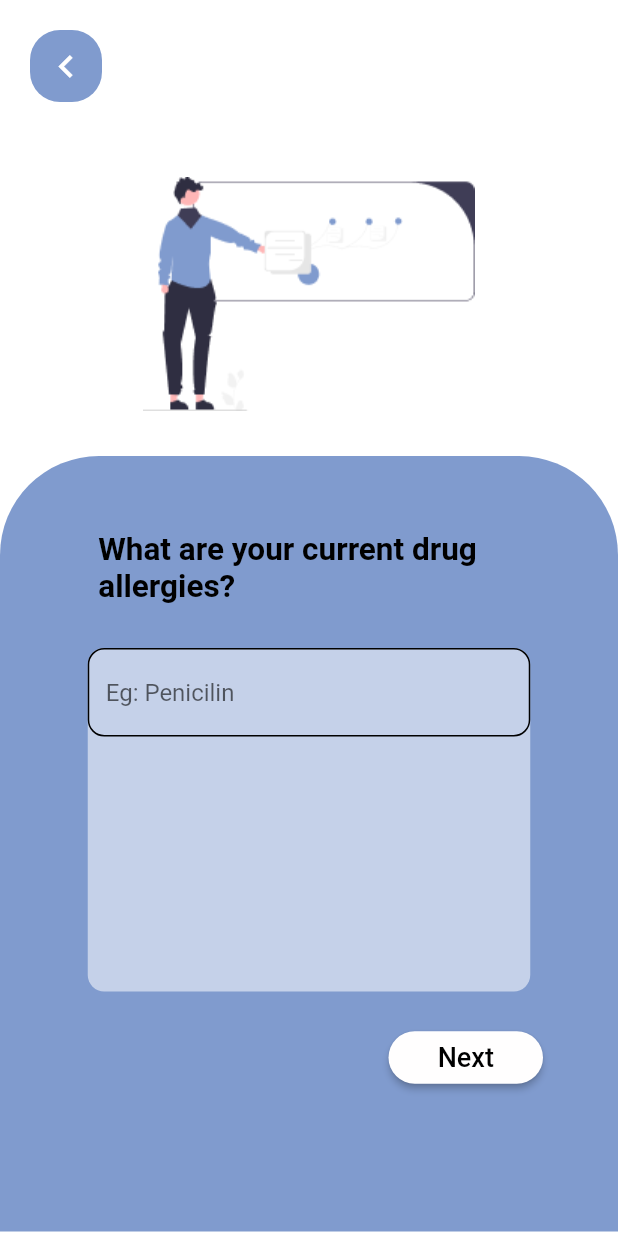
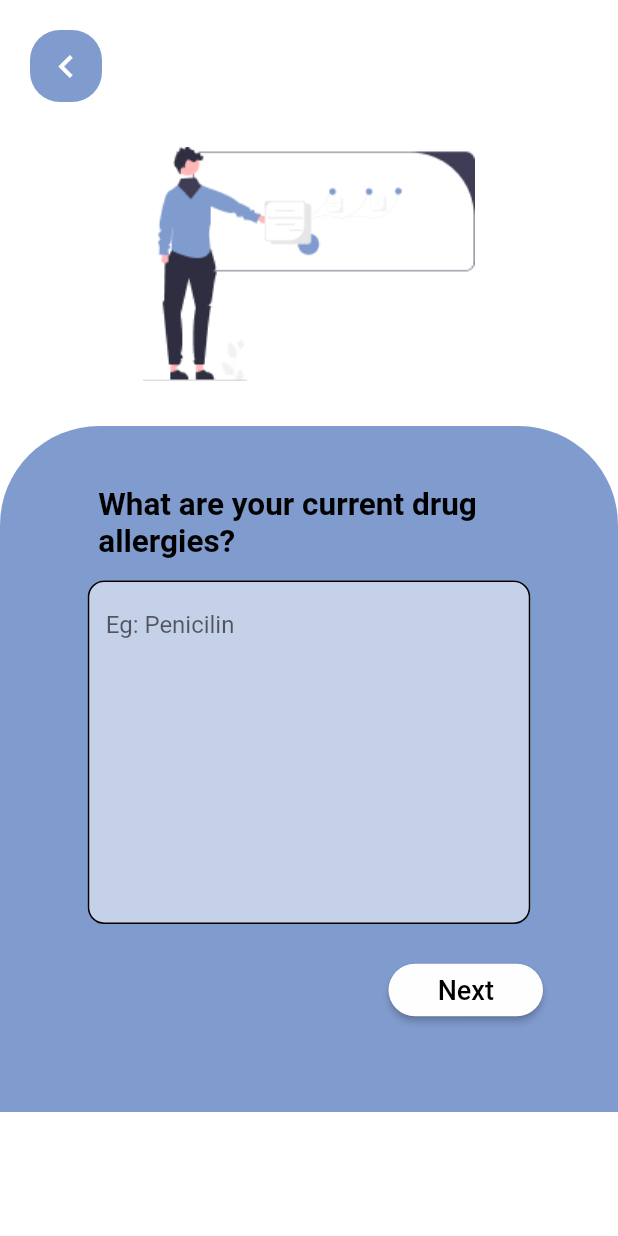
Before and after one commit to marcuswkl/medimate, a Flutter app: the ProfileSetup1Widget screen opened directly, after a tap on "Next", on a phone screen of 412 x 824 dp. Run offline on Flutter 3.47's test engine with Material 2 defaults, Android fonts, the phone set to English and light mode, and no system bars; our stand-ins replace expandable, font_awesome_flutter, google_fonts, google_maps_flutter, page_transition and 4 more; missing offline and left inert: dart:ffi; Roboto replaces fonts that are missing (Signika Negative).

Commit message:
Adjust UI for profile setup pages

```diff
--- a/lib/view/signup/profile_setup/profile_setup_1.dart
+++ b/lib/view/signup/profile_setup/profile_setup_1.dart
@@ -88,7 +88,7 @@ class _ProfileSetup1WidgetState extends State<ProfileSetup1Widget> {
                         ),
                         child: Padding(
                           padding:
-                              const EdgeInsetsDirectional.fromSTEB(0, 50, 0, 0),
+                              const EdgeInsetsDirectional.fromSTEB(0, 40, 0, 0),
                           child: Column(
                             mainAxisSize: MainAxisSize.max,
                             children: [
--- a/lib/view/signup/profile_setup/profile_setup_2.dart
+++ b/lib/view/signup/profile_setup/profile_setup_2.dart
@@ -35,7 +35,7 @@ class _ProfileSetup2WidgetState extends State<ProfileSetup2Widget> {
                 children: [
                   Padding(
                     padding:
-                        const EdgeInsetsDirectional.fromSTEB(20, 20, 0, 20),
+                        const EdgeInsetsDirectional.fromSTEB(20, 20, 0, 0),
                     child: Container(
                       decoration: const BoxDecoration(
                         color: Color(0xFF809BCE),
@@ -75,7 +75,7 @@ class _ProfileSetup2WidgetState extends State<ProfileSetup2Widget> {
                       ),
                       Container(
                         width: MediaQuery.of(context).size.width,
-                        height: MediaQuery.of(context).size.height * 0.6275,
+                        height: MediaQuery.of(context).size.height * 0.555,
                         decoration: const BoxDecoration(
                           color: Color(0xFF809BCE),
                           borderRadius: BorderRadius.only(
@@ -87,13 +87,13 @@ class _ProfileSetup2WidgetState extends State<ProfileSetup2Widget> {
                         ),
                         child: Padding(
                           padding:
-                              const EdgeInsetsDirectional.fromSTEB(0, 50, 0, 0),
+                              const EdgeInsetsDirectional.fromSTEB(0, 40, 0, 0),
                           child: Column(
                             mainAxisSize: MainAxisSize.max,
                             children: [
                               Padding(
                                 padding: const EdgeInsetsDirectional.fromSTEB(
-                                    0, 0, 0, 20),
+                                    0, 0, 0, 5),
                                 child: Container(
                                   width: 281,
                                   height: 58,
@@ -150,6 +150,7 @@ class _ProfileSetup2WidgetState extends State<ProfileSetup2Widget> {
                                       ),
                                     ),
                                     style: GoogleFonts.signikaNegative(),
+                                    maxLines: 10,
                                   ),
                                 ),
                               ),
@@ -160,7 +161,7 @@ class _ProfileSetup2WidgetState extends State<ProfileSetup2Widget> {
                                   Padding(
                                     padding:
                                         const EdgeInsetsDirectional.fromSTEB(
-                                            0, 0, 50, 50),
+                                            0, 0, 50, 0),
                                     child: ElevatedButton(
                                       onPressed: () async {
                                         await Navigator.push(
```
